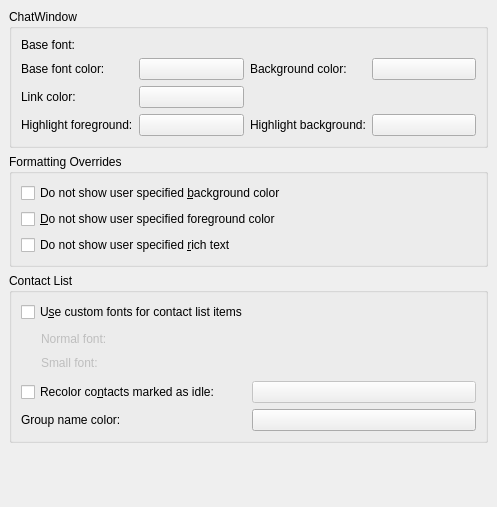
Old version of the form kopete/config/appearance/appearanceconfig_colors.ui in the repository KDE/kopete.
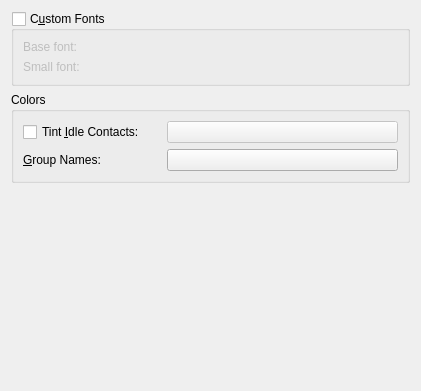
New version of the form. Custom widgets are drawn as their Qt base class.

Commit message: Tweak layouts and strings to conform with the Chatwindow colors & fonts page

Diff of the .ui file:
```diff
--- a/kopete/config/appearance/appearanceconfig_colors.ui
+++ b/kopete/config/appearance/appearanceconfig_colors.ui
@@ -5,75 +5,84 @@
    <rect>
     <x>0</x>
     <y>0</y>
-    <width>497</width>
-    <height>507</height>
+    <width>421</width>
+    <height>391</height>
    </rect>
   </property>
   <layout class="QVBoxLayout" >
-   <property name="margin" >
-    <number>9</number>
-   </property>
-   <property name="spacing" >
-    <number>6</number>
-   </property>
    <item>
-    <widget class="QGroupBox" name="groupBox" >
-     <property name="sizePolicy" >
-      <sizepolicy>
-       <hsizetype>5</hsizetype>
-       <vsizetype>5</vsizetype>
-       <horstretch>0</horstretch>
-       <verstretch>0</verstretch>
-      </sizepolicy>
+    <widget class="QGroupBox" name="kcfg_contactListUseCustomFont" >
+     <property name="title" >
+      <string>C&amp;ustom Fonts</string>
      </property>
+     <property name="checkable" >
+      <bool>true</bool>
+     </property>
+     <property name="checked" >
+      <bool>false</bool>
+     </property>
+     <layout class="QGridLayout" >
+      <item row="0" column="0" >
+       <widget class="QLabel" name="mNormalFontLabel" >
+        <property name="sizePolicy" >
+         <sizepolicy vsizetype="Preferred" hsizetype="Preferred" >
+          <horstretch>3</horstretch>
+          <verstretch>0</verstretch>
+         </sizepolicy>
+        </property>
+        <property name="text" >
+         <string>Base font:</string>
+        </property>
+       </widget>
+      </item>
+      <item row="0" column="1" >
+       <widget class="KFontRequester" name="kcfg_contactListNormalFont" >
+        <property name="sizePolicy" >
+         <sizepolicy vsizetype="Maximum" hsizetype="Preferred" >
+          <horstretch>5</horstretch>
+          <verstretch>0</verstretch>
+         </sizepolicy>
+        </property>
+       </widget>
+      </item>
+      <item row="1" column="0" >
+       <widget class="QLabel" name="mSmallFontLabel" >
+        <property name="text" >
+         <string>Small font:</string>
+        </property>
+       </widget>
+      </item>
+      <item row="1" column="1" >
+       <widget class="KFontRequester" name="kcfg_contactListSmallFont" >
+        <property name="sizePolicy" >
+         <sizepolicy vsizetype="Maximum" hsizetype="Preferred" >
+          <horstretch>0</horstretch>
+          <verstretch>0</verstretch>
+         </sizepolicy>
+        </property>
+       </widget>
+      </item>
+     </layout>
+    </widget>
+   </item>
+   <item>
+    <widget class="KButtonGroup" name="kbuttongroup" >
      <property name="title" >
-      <string>ChatWindow</string>
+      <string>Colors</string>
      </property>
-     <layout class="QVBoxLayout" >
-      <property name="margin" >
-       <number>9</number>
-      </property>
-      <property name="spacing" >
-       <number>6</number>
-      </property>
+     <layout class="QHBoxLayout" >
       <item>
        <layout class="QGridLayout" >
-        <property name="margin" >
-         <number>0</number>
-        </property>
-        <property name="spacing" >
-         <number>6</number>
-        </property>
-        <item row="0" column="1" colspan="3" >
-         <widget class="KFontRequester" name="kcfg_chatFont" >
-          <property name="sizePolicy" >
-           <sizepolicy>
-            <hsizetype>5</hsizetype>
-            <vsizetype>0</vsizetype>
-            <horstretch>0</horstretch>
-            <verstretch>0</verstretch>
-           </sizepolicy>
-          </property>
-         </widget>
-        </item>
-        <item row="1" column="2" >
-         <widget class="QLabel" name="textLabel2_2" >
-          <property name="text" >
-           <string>Background color:</string>
-          </property>
-         </widget>
-        </item>
         <item row="0" column="0" >
-         <widget class="QLabel" name="textLabel3" >
-          <property name="text" >
-           <string>Base font:</string>
+         <widget class="QCheckBox" name="kcfg_greyIdleMetaContacts" >
+          <property name="sizePolicy" >
+           <sizepolicy vsizetype="Fixed" hsizetype="Expanding" >
+            <horstretch>3</horstretch>
+            <verstretch>0</verstretch>
+           </sizepolicy>
           </property>
-         </widget>
-        </item>
-        <item row="2" column="1" >
-         <widget class="KColorButton" name="kcfg_chatLinkColor" >
           <property name="text" >
-           <string/>
+           <string>Tint &amp;Idle Contacts:</string>
           </property>
           <property name="color" >
            <color>
@@ -84,57 +93,46 @@
           </property>
          </widget>
         </item>
-        <item row="3" column="1" >
-         <widget class="KColorButton" name="kcfg_highlightForegroundColor" >
-          <property name="text" >
-           <string/>
+        <item row="0" column="1" >
+         <widget class="KColorButton" name="kcfg_idleContactColor" >
+          <property name="enabled" >
+           <bool>false</bool>
           </property>
-         </widget>
-        </item>
-        <item row="2" column="0" >
-         <widget class="QLabel" name="textLabel1_3" >
-          <property name="text" >
-           <string>Link color:</string>
+          <property name="sizePolicy" >
+           <sizepolicy vsizetype="Preferred" hsizetype="MinimumExpanding" >
+            <horstretch>5</horstretch>
+            <verstretch>0</verstretch>
+           </sizepolicy>
           </property>
-         </widget>
-        </item>
-        <item row="1" column="1" >
-         <widget class="KColorButton" name="kcfg_chatTextColor" >
-          <property name="text" >
-           <string/>
-          </property>
-         </widget>
-        </item>
-        <item row="3" column="3" >
-         <widget class="KColorButton" name="kcfg_highlightBackgroundColor" >
           <property name="text" >
            <string/>
           </property>
          </widget>
         </item>
         <item row="1" column="0" >
-         <widget class="QLabel" name="textLabel1_2" >
-          <property name="text" >
-           <string>Base font color:</string>
+         <widget class="QLabel" name="textLabel1_4" >
+          <property name="sizePolicy" >
+           <sizepolicy vsizetype="Preferred" hsizetype="Expanding" >
+            <horstretch>3</horstretch>
+            <verstretch>0</verstretch>
+           </sizepolicy>
           </property>
-         </widget>
-        </item>
-        <item row="3" column="2" >
-         <widget class="QLabel" name="textLabel1" >
           <property name="text" >
-           <string>Highlight background:</string>
+           <string>&amp;Group Names:</string>
           </property>
-         </widget>
-        </item>
-        <item row="3" column="0" >
-         <widget class="QLabel" name="textLabel2" >
-          <property name="text" >
-           <string>Highlight foreground:</string>
+          <property name="buddy" >
+           <cstring>kcfg_groupNameColor</cstring>
           </property>
          </widget>
         </item>
-        <item row="1" column="3" >
-         <widget class="KColorButton" name="kcfg_chatBackgroundColor" >
+        <item row="1" column="1" >
+         <widget class="KColorButton" name="kcfg_groupNameColor" >
+          <property name="sizePolicy" >
+           <sizepolicy vsizetype="Fixed" hsizetype="MinimumExpanding" >
+            <horstretch>5</horstretch>
+            <verstretch>0</verstretch>
+           </sizepolicy>
+          </property>
           <property name="text" >
            <string/>
           </property>
@@ -152,181 +150,6 @@
      </layout>
     </widget>
    </item>
-   <item>
-    <widget class="QGroupBox" name="groupBox_2" >
-     <property name="title" >
-      <string>Formatting Overrides</string>
-     </property>
-     <layout class="QVBoxLayout" >
-      <property name="margin" >
-       <number>9</number>
-      </property>
-      <property name="spacing" >
-       <number>6</number>
-      </property>
-      <item>
-       <widget class="QCheckBox" name="kcfg_chatBgOverride" >
-        <property name="text" >
-         <string>Do not show user specified &amp;background color</string>
-        </property>
-       </widget>
-      </item>
-      <item>
-       <widget class="QCheckBox" name="kcfg_chatFgOverride" >
-        <property name="text" >
-         <string>&amp;Do not show user specified foreground color</string>
-        </property>
-       </widget>
-      </item>
-      <item>
-       <widget class="QCheckBox" name="kcfg_chatRtfOverride" >
-        <property name="text" >
-         <string>Do not show user specified &amp;rich text</string>
-        </property>
-       </widget>
-      </item>
-     </layout>
-    </widget>
-   </item>
-   <item>
-    <widget class="QGroupBox" name="groupBox_3" >
-     <property name="title" >
-      <string>Contact List</string>
-     </property>
-     <layout class="QGridLayout" >
-      <property name="margin" >
-       <number>9</number>
-      </property>
-      <property name="spacing" >
-       <number>6</number>
-      </property>
-      <item row="0" column="0" colspan="2" >
-       <widget class="QCheckBox" name="kcfg_contactListUseCustomFont" >
-        <property name="text" >
-         <string>U&amp;se custom fonts for contact list items</string>
-        </property>
-       </widget>
-      </item>
-      <item row="1" column="0" colspan="2" >
-       <layout class="QHBoxLayout" >
-        <property name="margin" >
-         <number>0</number>
-        </property>
-        <property name="spacing" >
-         <number>6</number>
-        </property>
-        <item>
-         <spacer>
-          <property name="orientation" >
-           <enum>Qt::Horizontal</enum>
-          </property>
-          <property name="sizeType" >
-           <enum>QSizePolicy::Maximum</enum>
-          </property>
-          <property name="sizeHint" >
-           <size>
-            <width>20</width>
-            <height>47</height>
-           </size>
-          </property>
-         </spacer>
-        </item>
-        <item>
-         <layout class="QGridLayout" >
-          <property name="margin" >
-           <number>0</number>
-          </property>
-          <property name="spacing" >
-           <number>6</number>
-          </property>
-          <item row="1" column="0" >
-           <widget class="QLabel" name="mSmallFontLabel" >
-            <property name="enabled" >
-             <bool>false</bool>
-            </property>
-            <property name="text" >
-             <string>Small font:</string>
-            </property>
-           </widget>
-          </item>
-          <item row="0" column="1" >
-           <widget class="KFontRequester" name="kcfg_contactListNormalFont" >
-            <property name="enabled" >
-             <bool>false</bool>
-            </property>
-            <property name="sizePolicy" >
-             <sizepolicy>
-              <hsizetype>5</hsizetype>
-              <vsizetype>4</vsizetype>
-              <horstretch>0</horstretch>
-              <verstretch>0</verstretch>
-             </sizepolicy>
-            </property>
-           </widget>
-          </item>
-          <item row="0" column="0" >
-           <widget class="QLabel" name="mNormalFontLabel" >
-            <property name="enabled" >
-             <bool>false</bool>
-            </property>
-            <property name="text" >
-             <string>Normal font:</string>
-            </property>
-           </widget>
-          </item>
-          <item row="1" column="1" >
-           <widget class="KFontRequester" name="kcfg_contactListSmallFont" >
-            <property name="enabled" >
-             <bool>false</bool>
-            </property>
-            <property name="sizePolicy" >
-             <sizepolicy>
-              <hsizetype>5</hsizetype>
-              <vsizetype>4</vsizetype>
-              <horstretch>0</horstretch>
-              <verstretch>0</verstretch>
-             </sizepolicy>
-            </property>
-           </widget>
-          </item>
-         </layout>
-        </item>
-       </layout>
-      </item>
-      <item row="3" column="1" >
-       <widget class="KColorButton" name="kcfg_groupNameColor" >
-        <property name="text" >
-         <string/>
-        </property>
-       </widget>
-      </item>
-      <item row="3" column="0" >
-       <widget class="QLabel" name="textLabel1_4" >
-        <property name="text" >
-         <string>Group name color:</string>
-        </property>
-       </widget>
-      </item>
-      <item row="2" column="1" >
-       <widget class="KColorButton" name="kcfg_idleContactColor" >
-        <property name="enabled" >
-         <bool>false</bool>
-        </property>
-        <property name="text" >
-         <string/>
-        </property>
-       </widget>
-      </item>
-      <item row="2" column="0" >
-       <widget class="QCheckBox" name="kcfg_greyIdleMetaContacts" >
-        <property name="text" >
-         <string>Recolor co&amp;ntacts marked as idle:</string>
-        </property>
-       </widget>
-      </item>
-     </layout>
-    </widget>
-   </item>
    <item>
     <spacer>
      <property name="orientation" >
@@ -334,8 +157,8 @@
      </property>
      <property name="sizeHint" >
       <size>
-       <width>20</width>
-       <height>40</height>
+       <width>397</width>
+       <height>111</height>
       </size>
      </property>
     </spacer>
@@ -343,6 +166,12 @@
   </layout>
  </widget>
  <customwidgets>
+  <customwidget>
+   <class>KButtonGroup</class>
+   <extends>QGroupBox</extends>
+   <header>kbuttongroup.h</header>
+   <container>1</container>
+  </customwidget>
   <customwidget>
    <class>KColorButton</class>
    <extends>QPushButton</extends>
```
Left out of the diff: 89 changed lines with no effect on the pictures.
